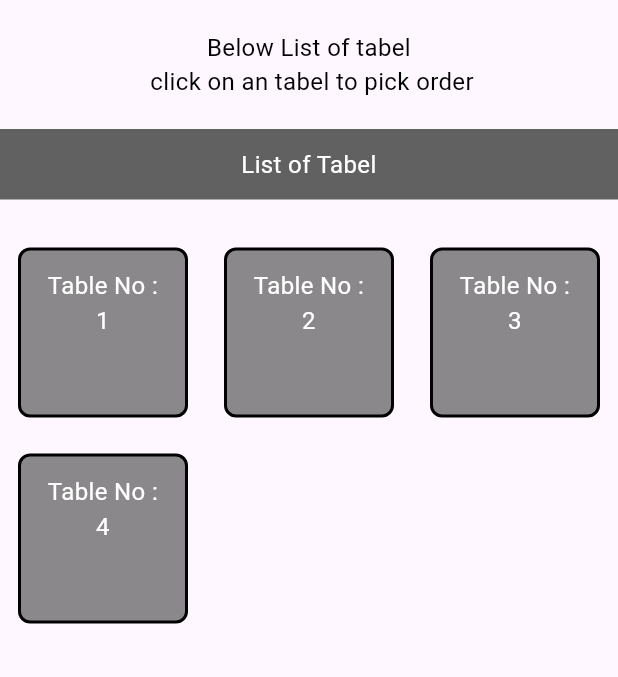
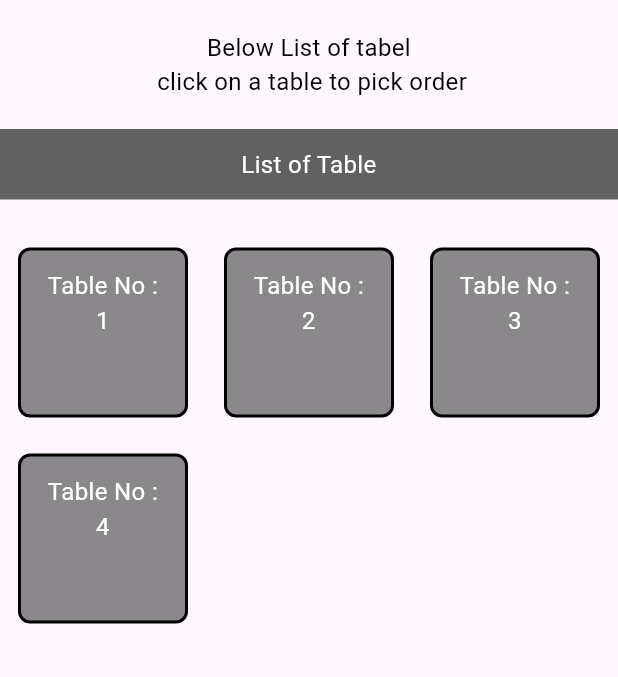
Before and after one commit to MohamadKattan/request-_list_task, a Flutter app: the screen it shows after launch, on a phone screen of 412 x 824 dp, the part 84-761 px from its top. Run offline on Flutter 3.47's test engine with Material 2 defaults, Android fonts, the phone set to English and light mode, and no system bars; our stand-ins replace fluttertoast, gap, sqflite; accounts and stored records are empty.

Commit message:
Correct words

```diff
--- a/lib/main.dart
+++ b/lib/main.dart
@@ -16,7 +16,7 @@ Future<void> main() async {
     const MyApp(),
   );
 }
-
+// task start from 08.00 am => 6.00 pm
 class MyApp extends StatelessWidget {
   const MyApp({super.key});
   @override
--- a/lib/utils/constants.dart
+++ b/lib/utils/constants.dart
@@ -34,8 +34,8 @@ const String kNewOrder = 'neworder';
 // txt in Home Screen
 const String appBarHome = 'Restaurant Hall';
 const String mainDecHome =
-    'Below List of tabel \n click on an tabel to pick order';
-const String titleDividerHome = 'List of Tabel';
+    'Below List of tabel \n click on a table to pick order';
+const String titleDividerHome = 'List of Table';
 const String txtNumOfTabel = 'Table No : ';
 const String txtTabelhasOrder = 'had order';
 const String txtTabelnohasOrder = ' No order yet';
@@ -52,7 +52,7 @@ const String totaltxt = 'Totel : ';
 
 // txt All order SCreen
 const String appBarALL = 'All orders';
-const String noOrederSave = 'No Oreder Saved yet ...';
+const String noOrederSave = 'No Order Saved yet ...';
 const String tabelNo = 'Table No : ';
 const String totelOfInvoice = 'Total Invoice : ';
 const String detailsOrdertxt = 'Details Order';
--- a/lib/views/details_order.dart
+++ b/lib/views/details_order.dart
@@ -78,7 +78,7 @@ class DetailsOrder extends StatelessWidget {
                       fSzie: 20,
                     ),
                     subtitle: CustomTxt(
-                      '${convertObj[index][count]} * ${convertObj[index][count]} = ${convertObj[index][totel]}',
+                      '${convertObj[index][count]} * ${convertObj[index][price]} = ${convertObj[index][totel]}',
                       color: secondryColor,
                       txtAlign: TextAlign.start,
                     ),
```
